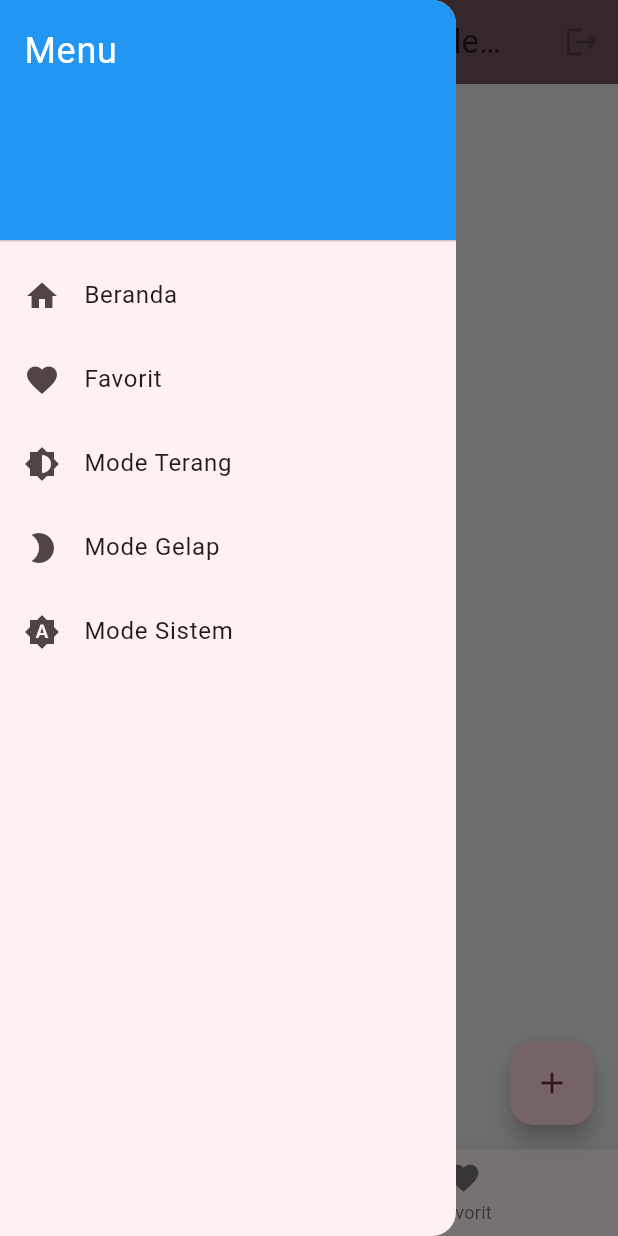
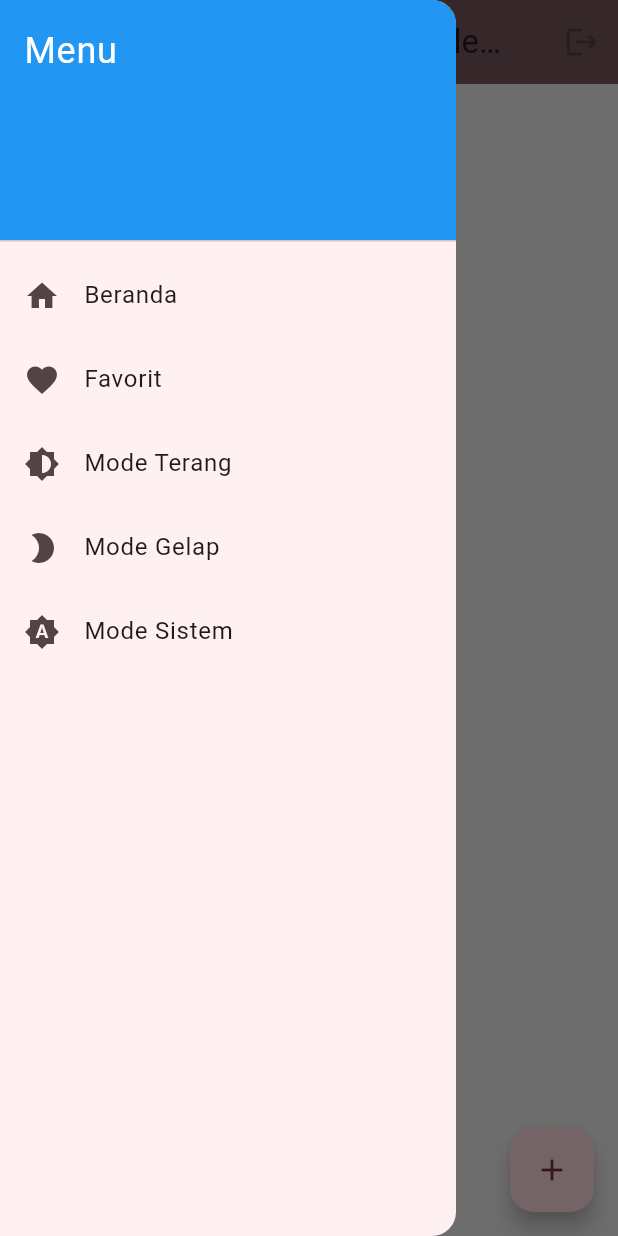
Before and after one commit to rustamumdp/barbershop_palembang, a Flutter app: the screen it shows once a user with an empty profile is signed in, with the side drawer open, on a phone screen of 412 x 824 dp. Run offline on Flutter 3.47's test engine with Material 3 defaults, Android fonts, the light colour scheme and no system bars; our stand-ins replace cloud_firestore, firebase_auth, firebase_core, firebase_storage, image_picker, shared_preferences; accounts and stored records are empty.

Commit message:
menghilangkan tombol yang kembar dihome screen

```diff
--- a/lib/screens/home_screen.dart
+++ b/lib/screens/home_screen.dart
@@ -203,27 +203,6 @@ class HomeScreen extends StatelessWidget {
         },
         child: const Icon(Icons.add),
       ),
-      bottomNavigationBar: BottomNavigationBar(
-        items: const [
-          BottomNavigationBarItem(
-            icon: Icon(Icons.home),
-            label: 'Beranda',
-          ),
-          BottomNavigationBarItem(
-            icon: Icon(Icons.favorite),
-            label: 'Favorit',
-          ),
-        ],
-        currentIndex: 0, // Set index of the current tab (Beranda in this case)
-        onTap: (index) {
-          if (index == 1) {
-            Navigator.push(
-              context,
-              MaterialPageRoute(builder: (context) => const FavoriteScreen()),
-            );
-          }
-        },
-      ),
     );
   }
 }
```
